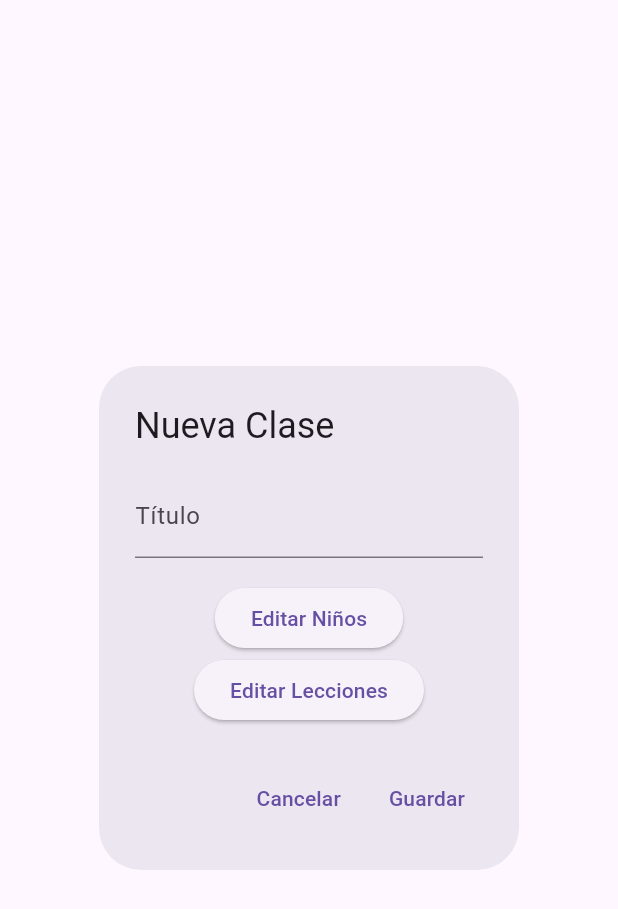
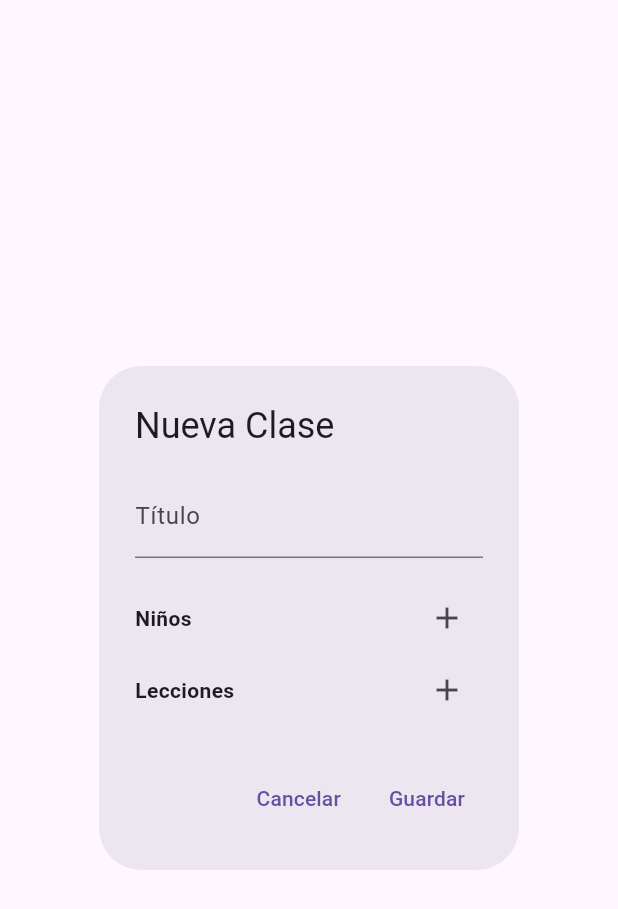
Before and after one commit to AngelPidza/api_defensa, a Flutter app: the ClassroomDialog widget shown alone on an empty page, opened directly, on a phone screen of 412 x 824 dp. Shown: the top 909 px of the screen. Run offline on Flutter 3.47's test engine with Material 3 defaults, Android fonts, the phone set to English and light mode, and no system bars; our stand-ins replace flutter_bloc; network calls fail.

Commit message:
defensa_compelta

```diff
--- a/lib/screens/classroom_dialog.dart
+++ b/lib/screens/classroom_dialog.dart
@@ -15,16 +15,20 @@ class ClassroomDialog extends StatefulWidget {
 
 class _ClassroomDialogState extends State<ClassroomDialog> {
   late TextEditingController titleController;
-  late List<dynamic> childs;
-  late List<dynamic> lessons;
+  late List<TextEditingController> childsControllers;
+  late List<TextEditingController> lessonsControllers;
 
   @override
   void initState() {
     super.initState();
     titleController =
         TextEditingController(text: widget.classroom?.title ?? '');
-    childs = widget.classroom?.childs ?? [];
-    lessons = widget.classroom?.lessons ?? [];
+    childsControllers = (widget.classroom?.childs ?? [])
+        .map((child) => TextEditingController(text: child.toString()))
+        .toList();
+    lessonsControllers = (widget.classroom?.lessons ?? [])
+        .map((lesson) => TextEditingController(text: lesson.toString()))
+        .toList();
   }
 
   @override
@@ -40,14 +44,8 @@ class _ClassroomDialogState extends State<ClassroomDialog> {
               decoration: const InputDecoration(labelText: 'Título'),
             ),
             const SizedBox(height: 16),
-            ElevatedButton(
-              onPressed: () => _editList(context, true),
-              child: const Text('Editar Niños'),
-            ),
-            ElevatedButton(
-              onPressed: () => _editList(context, false),
-              child: const Text('Editar Lecciones'),
-            ),
+            _buildListSection('Niños', childsControllers),
+            _buildListSection('Lecciones', lessonsControllers),
           ],
         ),
       ),
@@ -64,16 +62,61 @@ class _ClassroomDialogState extends State<ClassroomDialog> {
     );
   }
 
-  void _editList(BuildContext context, bool isChilds) {
-    // Implementar edición de listas
+  Widget _buildListSection(
+      String title, List<TextEditingController> controllers) {
+    return Column(
+      crossAxisAlignment: CrossAxisAlignment.start,
+      children: [
+        Row(
+          mainAxisAlignment: MainAxisAlignment.spaceBetween,
+          children: [
+            Text(title, style: const TextStyle(fontWeight: FontWeight.bold)),
+            IconButton(
+              icon: const Icon(Icons.add),
+              onPressed: () => _addItem(controllers),
+            ),
+          ],
+        ),
+        ...controllers.asMap().entries.map((entry) {
+          return Row(
+            children: [
+              Expanded(
+                child: TextField(
+                  controller: entry.value,
+                  decoration:
+                      InputDecoration(labelText: '${title} ${entry.key + 1}'),
+                ),
+              ),
+              IconButton(
+                icon: const Icon(Icons.remove),
+                onPressed: () => _removeItem(controllers, entry.key),
+              ),
+            ],
+          );
+        }),
+      ],
+    );
+  }
+
+  void _addItem(List<TextEditingController> controllers) {
+    setState(() {
+      controllers.add(TextEditingController());
+    });
+  }
+
+  void _removeItem(List<TextEditingController> controllers, int index) {
+    setState(() {
+      controllers[index].dispose();
+      controllers.removeAt(index);
+    });
   }
 
   void _save() {
     final classroom = Classroom(
       id: widget.classroom?.id ?? '',
       title: titleController.text,
-      childs: childs,
-      lessons: lessons,
+      childs: childsControllers.map((c) => c.text).toList(),
+      lessons: lessonsControllers.map((c) => c.text).toList(),
     );
 
     if (widget.classroom == null) {
@@ -84,4 +127,16 @@ class _ClassroomDialogState extends State<ClassroomDialog> {
 
     Navigator.pop(context);
   }
+
+  @override
+  void dispose() {
+    titleController.dispose();
+    for (var controller in childsControllers) {
+      controller.dispose();
+    }
+    for (var controller in lessonsControllers) {
+      controller.dispose();
+    }
+    super.dispose();
+  }
 }
```
